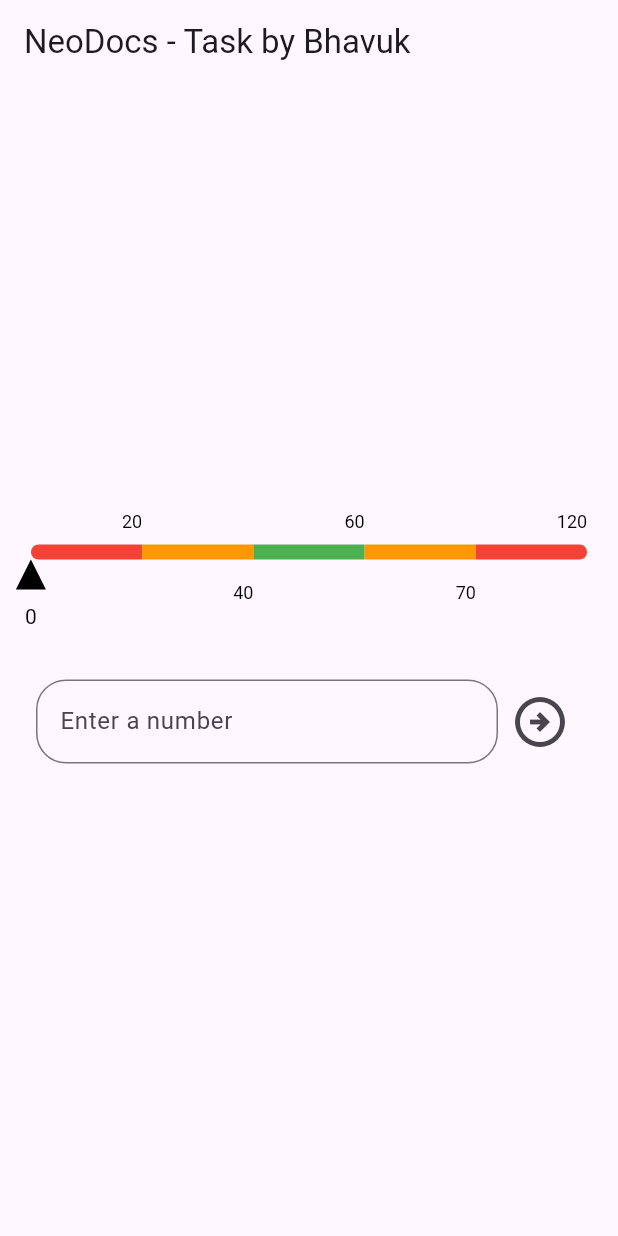
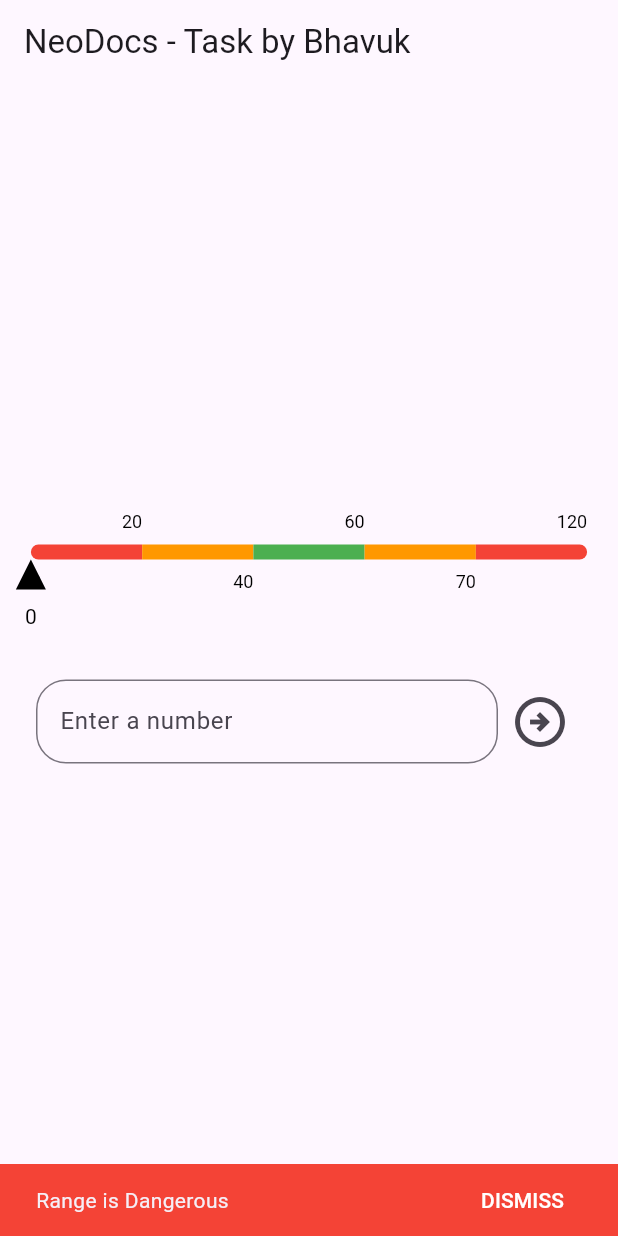
Before and after one commit to Bhavukarora03/neodocs, a Flutter app: the screen it shows after launch, after a tap on the "arrow circle right" icon, on a phone screen of 412 x 824 dp. Run offline on Flutter 3.47's test engine with Material 3 defaults, Android fonts, the phone set to English and light mode, and no system bars.

Commit message:
add: global snackBar & app icon

```diff
--- /dev/null
+++ b/lib/components/snackbar.dart
@@ -0,0 +1,26 @@
+
+
+import 'package:flutter/material.dart';
+
+class GlobalSnackBar {
+  static void show({
+    required BuildContext context,
+    required String message,
+    Color? backgroundColor,
+    String actionLabel = 'DISMISS',
+  }) {
+    ScaffoldMessenger.of(context).showSnackBar(
+      SnackBar(
+        content: Text(message),
+        backgroundColor: backgroundColor ?? Colors.black,
+        action: SnackBarAction(
+          label: actionLabel,
+          textColor: Colors.white,
+          onPressed: () {
+            ScaffoldMessenger.of(context).hideCurrentSnackBar();
+          },
+        ),
+      ),
+    );
+  }
+}
--- a/lib/pages/root/root.dart
+++ b/lib/pages/root/root.dart
@@ -1,5 +1,6 @@
 import 'package:flutter/material.dart';
 import 'package:neodocs/components/range_bar.dart';
+import 'package:neodocs/components/snackbar.dart';
 
 class Root extends StatefulWidget {
   const Root({super.key});
@@ -9,6 +10,7 @@ class Root extends StatefulWidget {
 }
 
 class _RootState extends State<Root> {
+
   final TextEditingController _controller = TextEditingController();
   final ValueNotifier<double> userValue = ValueNotifier<double>(0.0);
 
@@ -18,21 +20,28 @@ class _RootState extends State<Root> {
     RangeSection(min: 40, max: 60, color: Colors.green, label: 'Ideal'),
     RangeSection(min: 60, max: 70, color: Colors.orange, label: 'Moderate'),
     RangeSection(min: 70, max: 120, color: Colors.red, label: 'Dangerous'),
-
   ];
 
 
   void onSubmitted(String value) {
+
     final double inputValue = double.tryParse(value) ?? 0.0;
     final isValid = sections.any((section) => inputValue >= section.min && inputValue <= section.max);
+    final selectedSection = sections.firstWhere((section) => inputValue >= section.min && inputValue <= section.max, orElse: () => sections.first);
+
+
     if (isValid) {
       userValue.value = inputValue;
+      GlobalSnackBar.show(
+        context: context,
+        message: 'Range is ${selectedSection.label}',
+        backgroundColor: selectedSection.color,
+      );
     } else {
-      ScaffoldMessenger.of(context).showSnackBar(
-        const SnackBar(
-          backgroundColor: Colors.red,
-          content: Text('Invalid input. Please enter a value within the range.'),
-        ),
+      GlobalSnackBar.show(
+        context: context,
+        message: 'Invalid input. Please enter a value within the range.',
+        backgroundColor: Colors.red,
       );
     }
   }
@@ -62,7 +71,6 @@ class _RootState extends State<Root> {
               ),
             ),
           ),
-
           const SizedBox(height: 40),
           Padding(
             padding: const EdgeInsets.all(24.0),
--- a/lib/services/utils/range_bar_box_painter.dart
+++ b/lib/services/utils/range_bar_box_painter.dart
@@ -80,7 +80,7 @@ class BarPainter extends CustomPainter {
       final maxTextPainter = TextPainter(text: maxTextSpan, textDirection: TextDirection.ltr);
       maxTextPainter.layout();
       final maxTextOffset = Offset(currentPosition + sectionWidth - maxTextPainter.width,
-          i % 2 == 0 ? size.height - 32 : size.height + 15);
+          i % 2 == 0 ? size.height - 32 : size.height + 8);
       maxTextPainter.paint(canvas, maxTextOffset);
 
       currentPosition += sectionWidth;
```
Also changed, not shown: 43 other files.
